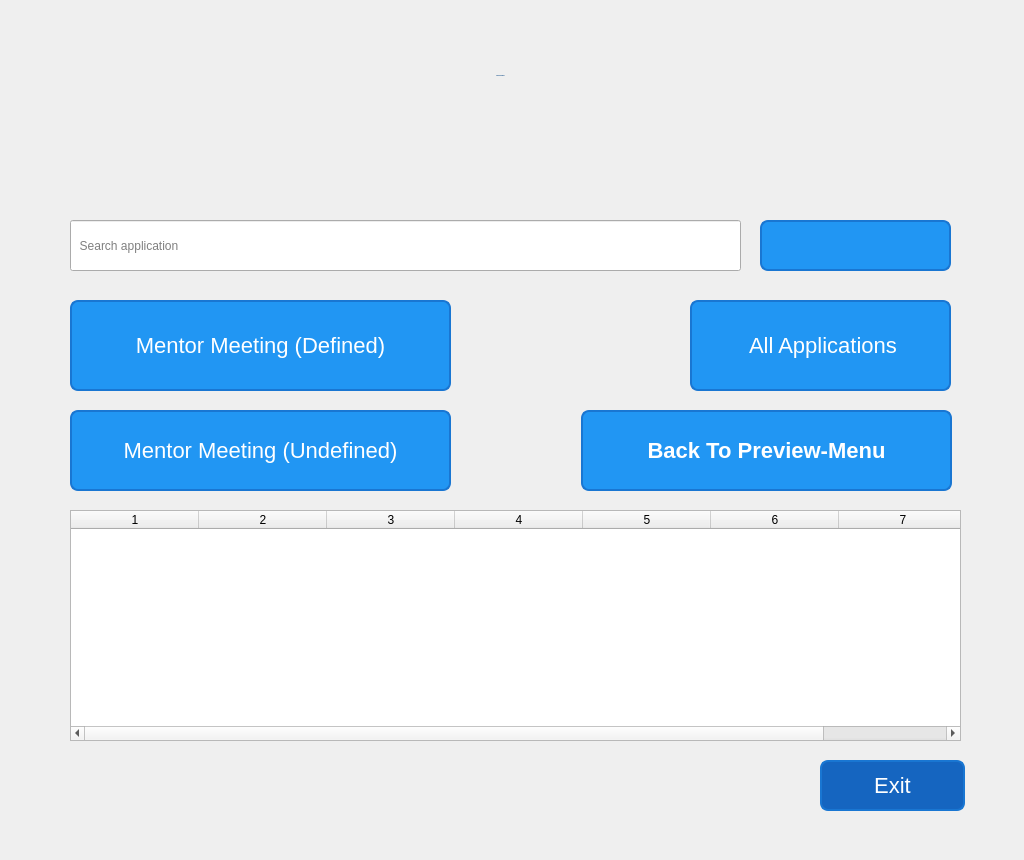
Old version of the form Customer Relationship Management/ui folders/application.ui in the repository Harriery/my-python-projects.
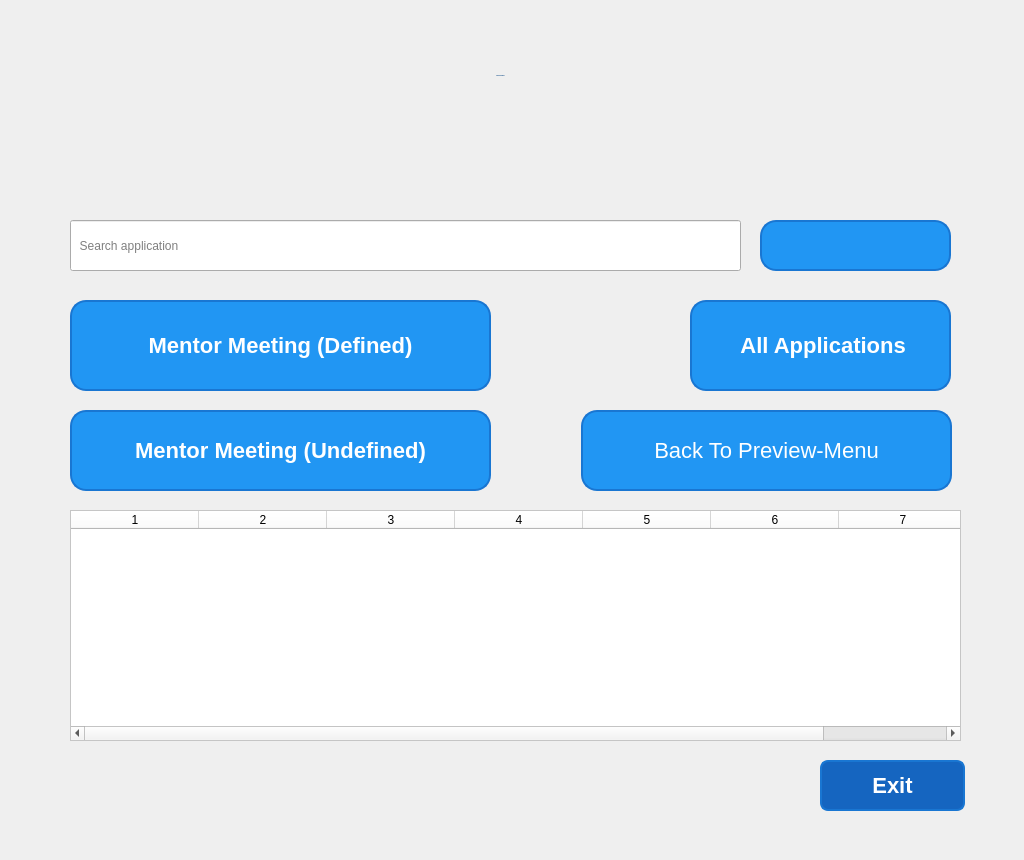
New version of the form. Icons and pictures are not drawn.

What changed in the file:
```diff
--- a/Customer Relationship Management/ui folders/application.ui
+++ b/Customer Relationship Management/ui folders/application.ui
@@ -36,25 +36,27 @@
 }
 QPushButton {
     background-color: #2196F3;
-    border-radius: 8px;
+    border-radius: 16px;
     border: 2px solid #1976D2;
     padding: 10px 20px;
     font-size: 22px;
     color: white;
     box-shadow: 0 4px #1976D2;
-    transition: all 0.3s ease;
+    transition: all 0.3s ease-in-out;
 }
 
 QPushButton:hover {
     background-color: #42A5F5;
-    box-shadow: 0 6px #1976D2;
-    transform: translateY(-4px);
+    box-shadow: 0 8px #1976D2;
+    transform: scale(1.2);  /* Butonu büyüt */
+    font-size: 24px; /* Yazıyı büyüt */
 }
 
 QPushButton:pressed {
     background-color: #1E88E5;
     box-shadow: 0 2px #1976D2;
-    transform: translateY(2px);
+    transform: scale(1.1); /* Basılınca biraz küçült */
+    font-size: 30px; /* Yazıyı biraz küçült */
 }
 </string>
   </property>
@@ -86,6 +88,9 @@
      <height>231</height>
     </rect>
    </property>
+   <property name="styleSheet">
+    <string notr="true">background-color: rgb(255, 255, 255);</string>
+   </property>
    <property name="rowCount">
     <number>0</number>
    </property>
@@ -115,6 +120,8 @@
    <property name="font">
     <font>
      <pointsize>-1</pointsize>
+     <weight>75</weight>
+     <bold>true</bold>
     </font>
    </property>
    <property name="styleSheet">
@@ -129,13 +136,15 @@
     <rect>
      <x>70</x>
      <y>300</y>
-     <width>381</width>
+     <width>421</width>
      <height>91</height>
     </rect>
    </property>
    <property name="font">
     <font>
      <pointsize>-1</pointsize>
+     <weight>75</weight>
+     <bold>true</bold>
     </font>
    </property>
    <property name="styleSheet">
@@ -150,13 +159,15 @@
     <rect>
      <x>70</x>
      <y>410</y>
-     <width>381</width>
+     <width>421</width>
      <height>81</height>
     </rect>
    </property>
    <property name="font">
     <font>
      <pointsize>-1</pointsize>
+     <weight>75</weight>
+     <bold>true</bold>
     </font>
    </property>
    <property name="styleSheet">
@@ -236,6 +247,8 @@
    <property name="font">
     <font>
      <pointsize>-1</pointsize>
+     <weight>75</weight>
+     <bold>true</bold>
     </font>
    </property>
    <property name="styleSheet">
@@ -277,8 +290,6 @@
    <property name="font">
     <font>
      <pointsize>-1</pointsize>
-     <weight>75</weight>
-     <bold>true</bold>
     </font>
    </property>
    <property name="styleSheet">
```
